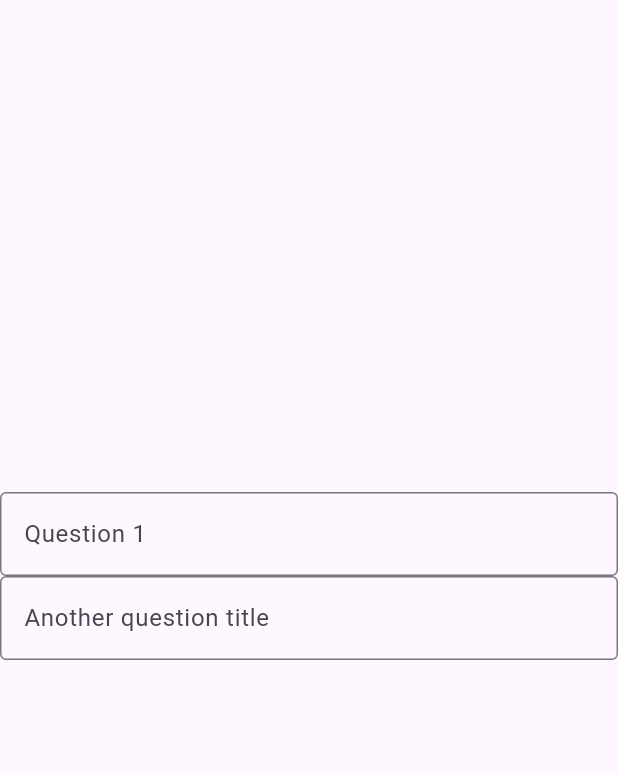
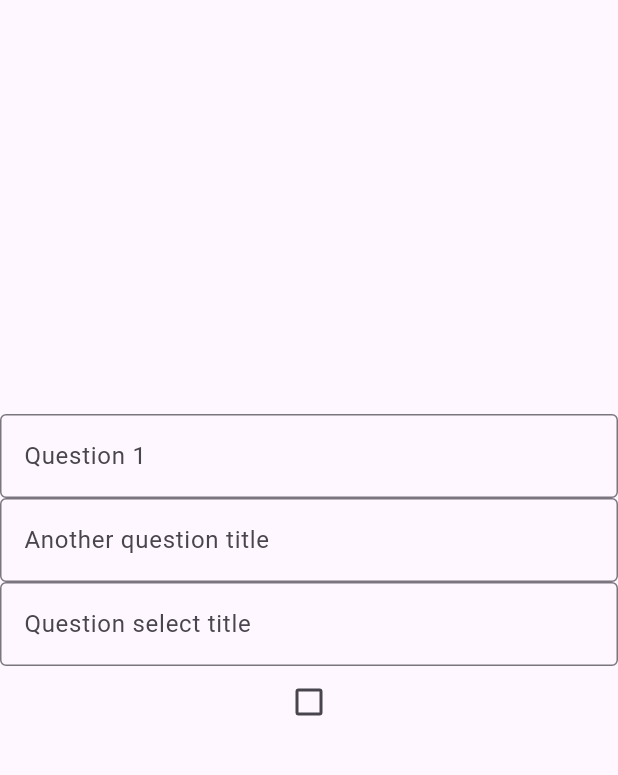
Before and after one commit to tsv2013/surveyjs-flutter-example, a Flutter app: the screen it shows after launch, on a phone screen of 412 x 824 dp, the part 84-859 px from its top. Run offline on Flutter 3.47's test engine with Material 3 defaults, Android fonts, the phone set to English and light mode, and no system bars.

Commit message:
Implemented select base question type prototype

```diff
--- a/lib/src/model_base.dart
+++ b/lib/src/model_base.dart
@@ -12,7 +12,7 @@ class ModelBase {
   ModelBase.fromJson(dynamic json,
       [List<PropertyDescriptor>? dynamicProperties]) {
     type = json['type'] ?? '';
-    assert(type != '', "Object type shouldn't be empty");
+    // assert(type != '', "Object type shouldn't be empty");
 
     if (dynamicProperties != null) {
       for (var propertyDescriptor in dynamicProperties) {
@@ -20,7 +20,8 @@ class ModelBase {
         if (propertyDescriptor.isArray) {
           if (propertyDescriptor.isComplexType) {
             value = (json?[propertyDescriptor.name] ?? [])
-                .map((obj) => ElementFactory.create(obj['type'], [obj]))
+                .map((obj) => ElementFactory.create(
+                    obj['type'] ?? propertyDescriptor.type, [obj]))
                 .toList();
           }
           value ??= [];
--- /dev/null
+++ b/lib/src/questions/item_value.dart
@@ -0,0 +1,30 @@
+import 'package:flutter/material.dart';
+import '../survey_element.dart';
+
+class ItemValue extends SurveyElement {
+  static final description = {
+    'type': 'itemvalue',
+    'properties': [
+      'text',
+      'value',
+    ]
+  };
+  ItemValue([dynamic json])
+      : super(json ?? {'type': ItemValue.description['type']});
+
+  String? get text {
+    return get('text');
+  }
+
+  set text(String? textValue) {
+    set('text', textValue);
+  }
+
+  dynamic get value {
+    return get('value');
+  }
+
+  set value(dynamic newValue) {
+    set('value', newValue);
+  }
+}
--- /dev/null
+++ b/lib/src/questions/question_select.dart
@@ -0,0 +1,58 @@
+import 'package:flutter/material.dart';
+import './item_value.dart';
+import './question.dart';
+
+class QuestionSelect extends Question {
+  static final description = {
+    'type': 'questionselect',
+    'properties': [
+      'title',
+      'value',
+      {"name": 'choices', "type": 'itemvalue[]'}
+    ]
+  };
+  QuestionSelect([dynamic json])
+      : super(json ?? {'type': QuestionSelect.description['type']});
+  @override
+  add(String propertyName, [dynamic value]) {
+    if (propertyName == 'choices') {
+      var els = (value as List<dynamic>).map((el) => el as ItemValue).toList();
+      super.add(propertyName, els);
+    } else {
+      super.add(propertyName, value);
+    }
+  }
+
+  List<ItemValue> get choices {
+    return get('choices');
+  }
+
+  set choices(List<ItemValue> choicesValue) {
+    set('choices', choicesValue);
+  }
+}
+
+class QuestionSelectWidget extends StatelessWidget {
+  final QuestionSelect questionSelect;
+  const QuestionSelectWidget(this.questionSelect, {super.key});
+
+  // This widget is the root of your application.
+  @override
+  Widget build(BuildContext context) {
+    return Column(
+      children: [
+        TextFormField(
+            decoration: InputDecoration(
+                labelText: questionSelect.title ?? '',
+                border: const OutlineInputBorder())),
+        Checkbox(
+          tristate: true,
+          value: false,
+          onChanged: (bool? value) {},
+        )
+      ],
+    );
+  }
+}
+
+// Metadata.registerObjectDescription(Question.description);
```
Also changed, not shown: assets/survey.json (+8 -0 lines), lib/main.dart (+10 -0 lines), 1 other file.
